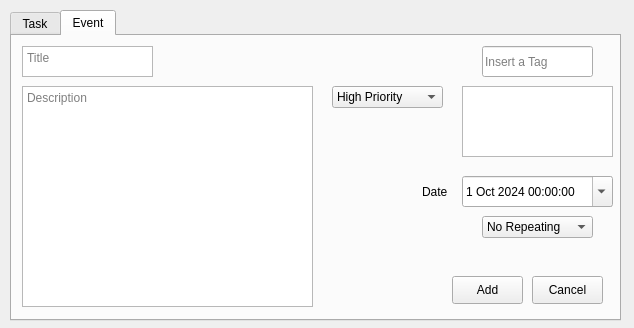
First picture: the form in App/AddWindow.ui, repository BadrGello/Task-Management-App, before the edit.
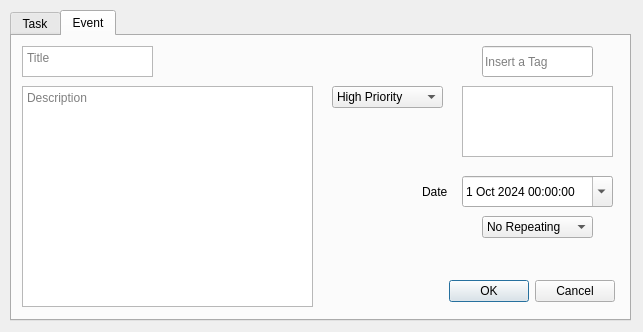
Second picture: the form after the edit. The open tabs and pages were chosen to show the change.

Patch:
```diff
--- a/App/AddWindow.ui
+++ b/App/AddWindow.ui
@@ -2,12 +2,15 @@
 <ui version="4.0">
  <class>AddWindow</class>
  <widget class="QDialog" name="AddWindow">
+  <property name="enabled">
+   <bool>true</bool>
+  </property>
   <property name="geometry">
    <rect>
     <x>0</x>
     <y>0</y>
-    <width>634</width>
-    <height>328</height>
+    <width>643</width>
+    <height>332</height>
    </rect>
   </property>
   <property name="sizePolicy">
@@ -16,6 +19,18 @@
     <verstretch>0</verstretch>
    </sizepolicy>
   </property>
+  <property name="minimumSize">
+   <size>
+    <width>643</width>
+    <height>332</height>
+   </size>
+  </property>
+  <property name="maximumSize">
+   <size>
+    <width>643</width>
+    <height>332</height>
+   </size>
+  </property>
   <property name="cursor">
    <cursorShape>ArrowCursor</cursorShape>
   </property>
@@ -33,10 +48,28 @@
     <rect>
      <x>10</x>
      <y>10</y>
-     <width>611</width>
+     <width>621</width>
      <height>311</height>
     </rect>
    </property>
+   <property name="sizePolicy">
+    <sizepolicy hsizetype="Fixed" vsizetype="Fixed">
+     <horstretch>0</horstretch>
+     <verstretch>0</verstretch>
+    </sizepolicy>
+   </property>
+   <property name="minimumSize">
+    <size>
+     <width>0</width>
+     <height>0</height>
+    </size>
+   </property>
+   <property name="maximumSize">
+    <size>
+     <width>16777215</width>
+     <height>16777215</height>
+    </size>
+   </property>
    <property name="accessibleName">
     <string>task</string>
    </property>
@@ -250,6 +283,12 @@
     </widget>
    </widget>
    <widget class="QWidget" name="eventTab">
+    <property name="sizePolicy">
+     <sizepolicy hsizetype="Fixed" vsizetype="Fixed">
+      <horstretch>0</horstretch>
+      <verstretch>0</verstretch>
+     </sizepolicy>
+    </property>
     <attribute name="title">
      <string>Event</string>
     </attribute>
@@ -317,32 +356,6 @@
       <bool>true</bool>
      </property>
     </widget>
-    <widget class="QPushButton" name="EventAddButton">
-     <property name="geometry">
-      <rect>
-       <x>440</x>
-       <y>240</y>
-       <width>71</width>
-       <height>28</height>
-      </rect>
-     </property>
-     <property name="text">
-      <string>Add</string>
-     </property>
-    </widget>
-    <widget class="QPushButton" name="EventCancelButton">
-     <property name="geometry">
-      <rect>
-       <x>520</x>
-       <y>240</y>
-       <width>71</width>
-       <height>28</height>
-      </rect>
-     </property>
-     <property name="text">
-      <string>Cancel</string>
-     </property>
-    </widget>
     <widget class="QComboBox" name="EventRepeatValue">
      <property name="geometry">
       <rect>
@@ -445,6 +458,19 @@
       </rect>
      </property>
     </widget>
+    <widget class="QDialogButtonBox" name="EventDialogButtonBox">
+     <property name="geometry">
+      <rect>
+       <x>410</x>
+       <y>240</y>
+       <width>193</width>
+       <height>31</height>
+      </rect>
+     </property>
+     <property name="standardButtons">
+      <set>QDialogButtonBox::Cancel|QDialogButtonBox::Ok</set>
+     </property>
+    </widget>
    </widget>
   </widget>
  </widget>
```
Left out of the diff: 31 changed lines with no effect on the pictures.
